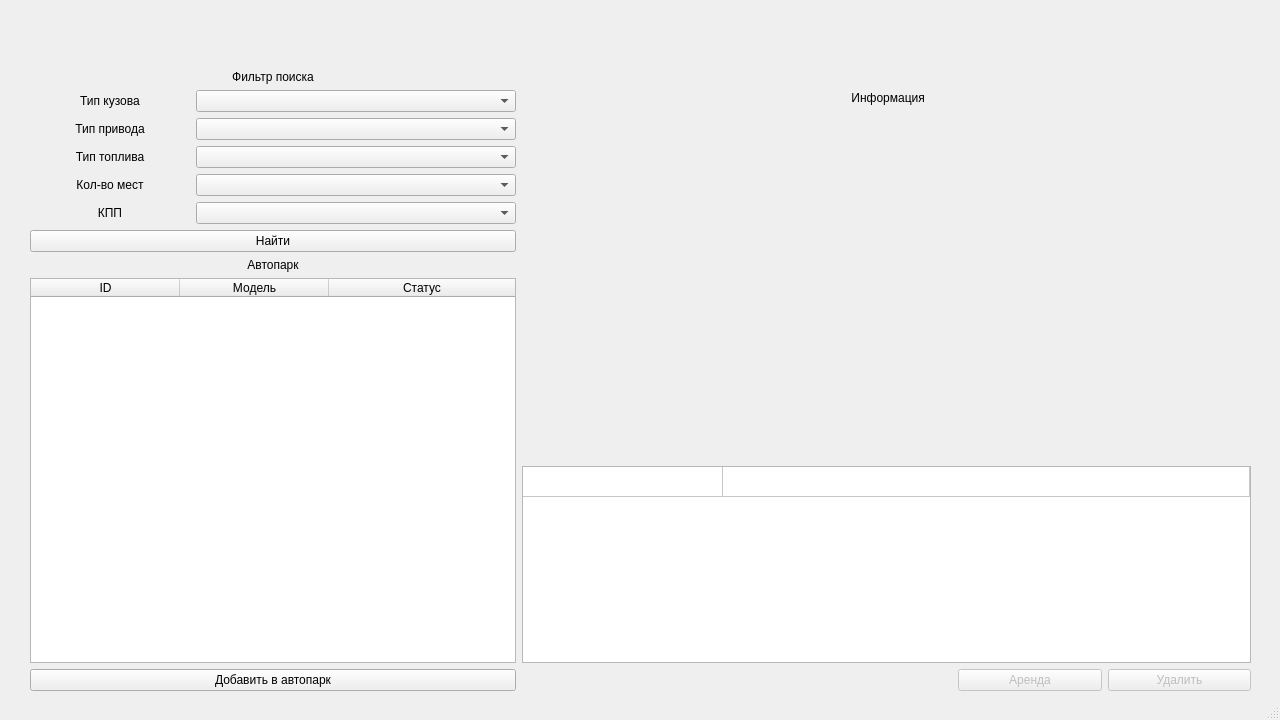
dvraklanov/RentaCar, file app/xml/main_window.ui: the form before one commit.
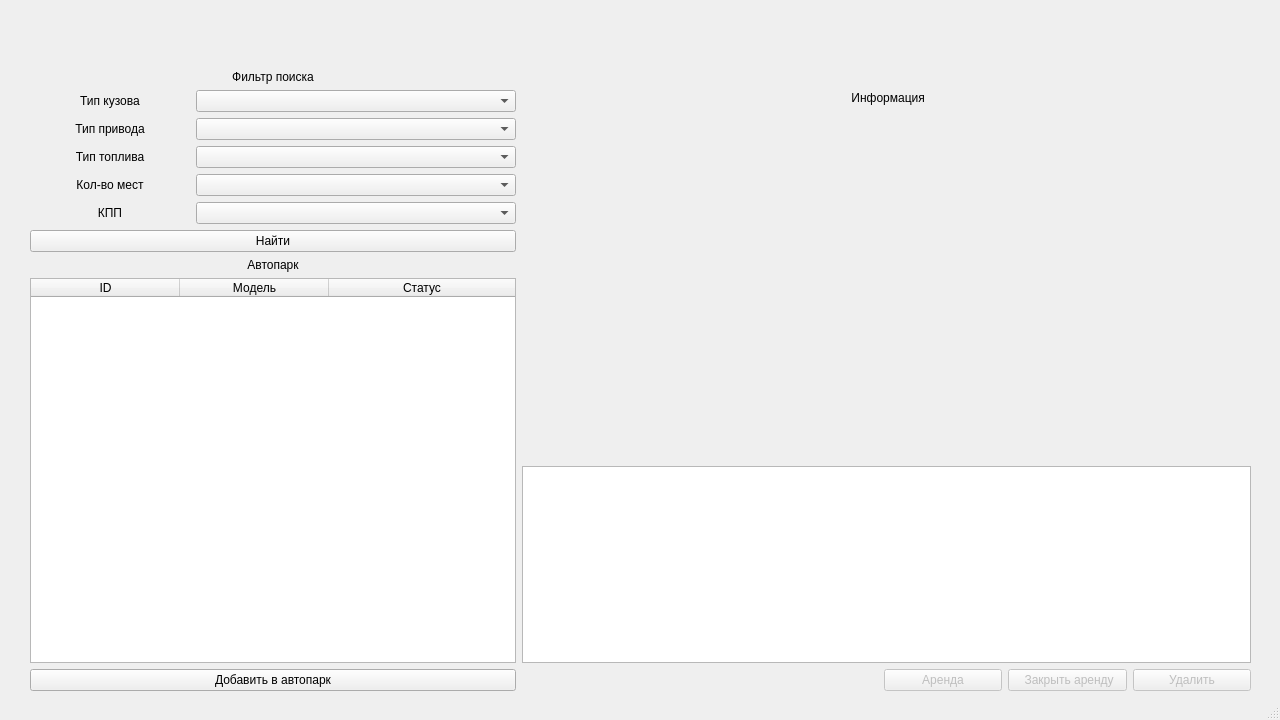
The form after the commit.

Commit message: Кнопка закрытия аренды

What changed in the file:
```diff
--- a/app/xml/main_window.ui
+++ b/app/xml/main_window.ui
@@ -305,11 +305,6 @@
            <attribute name="verticalHeaderVisible">
             <bool>false</bool>
            </attribute>
-           <row>
-            <property name="text">
-             <string>New Row</string>
-            </property>
-           </row>
            <column>
             <property name="text">
              <string>name</string>
@@ -323,7 +318,7 @@
           </widget>
          </item>
          <item>
-          <layout class="QHBoxLayout" name="horizontalLayout_3" stretch="3,1,1">
+          <layout class="QHBoxLayout" name="horizontalLayout_3" stretch="3,1,1,1">
            <item>
             <widget class="QLabel" name="msg_box">
              <property name="text">
@@ -341,6 +336,16 @@
              </property>
             </widget>
            </item>
+           <item>
+            <widget class="QPushButton" name="close_rent_btn">
+             <property name="enabled">
+              <bool>false</bool>
+             </property>
+             <property name="text">
+              <string> Закрыть аренду</string>
+             </property>
+            </widget>
+           </item>
            <item>
             <widget class="QPushButton" name="delete_btn">
              <property name="enabled">
```
The commit also changes 6 other files.
